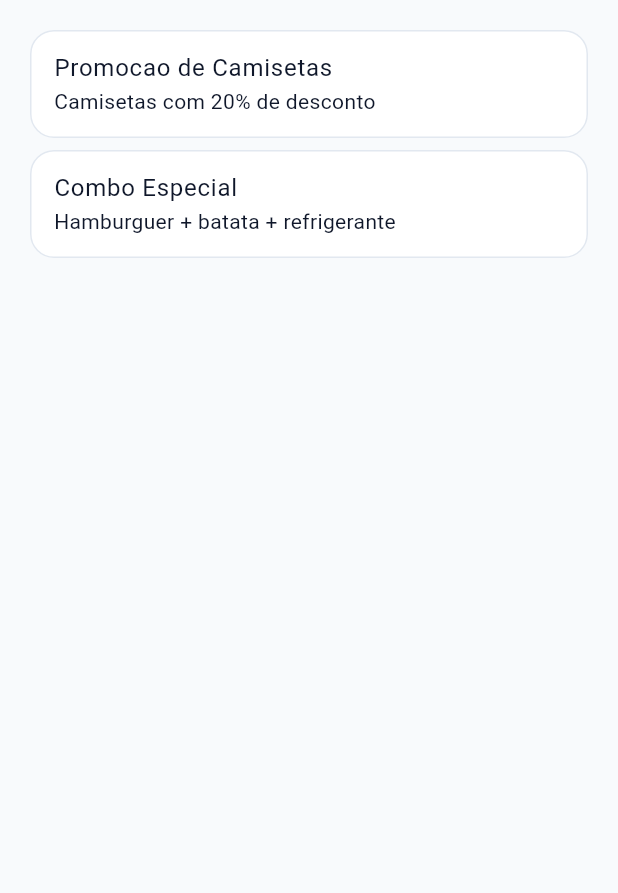
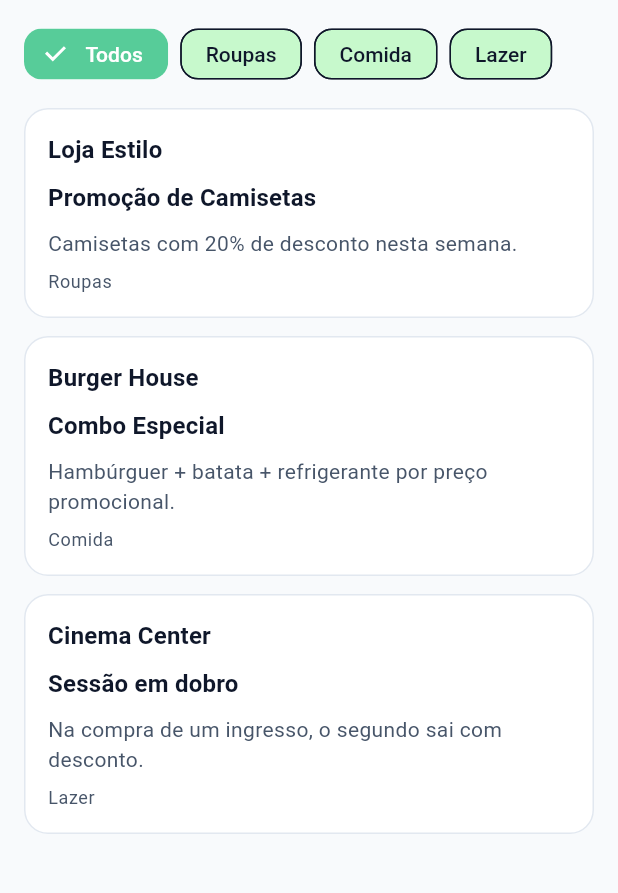
Before and after one commit to JSangaleti/LocalHub_Front-end, a Flutter app: the screen it shows after launch, after a tap on "Entrar", on a phone screen of 412 x 824 dp, the part 84-977 px from its top. Run offline on Flutter 3.47's test engine with Material 3 defaults, Android fonts, the phone set to English and light mode, and no system bars.

Commit message:
feat: implementa componentes reutilizaveis e filtro no feed

```diff
--- a/lib/mock/mock_data.dart
+++ b/lib/mock/mock_data.dart
@@ -1,3 +1,29 @@
-class MockData {
-  MockData._();
-}
+final mockPosts = [
+  {
+    'storeName': 'Loja Estilo',
+    'title': 'Promoção de Camisetas',
+    'description': 'Camisetas com 20% de desconto nesta semana.',
+    'category': 'Roupas',
+  },
+  {
+    'storeName': 'Burger House',
+    'title': 'Combo Especial',
+    'description': 'Hambúrguer + batata + refrigerante por preço promocional.',
+    'category': 'Comida',
+  },
+  {
+    'storeName': 'Cinema Center',
+    'title': 'Sessão em dobro',
+    'description': 'Na compra de um ingresso, o segundo sai com desconto.',
+    'category': 'Lazer',
+  },
+];
+
+final mockStore = {
+  'name': 'Loja Estilo',
+  'category': 'Roupas',
+  'description': 'Moda casual e acessórios para o dia a dia.',
+  'address': 'Centro, Campo Mourão - PR',
+  'openingHours': '08:00 às 18:00',
+  'contact': '(44) 99999-9999',
+};
--- a/lib/screens/auth/login_screen.dart
+++ b/lib/screens/auth/login_screen.dart
@@ -1,56 +1,38 @@
 import 'package:flutter/material.dart';
+import '../../core/constants/app_routes.dart';
+import '../../widgets/custom_button.dart';
+import '../../widgets/custom_text_field.dart';
 
-import '../../core/constants/app_routes.dart';
-
-class LoginScreen extends StatefulWidget {
+class LoginScreen extends StatelessWidget {
   const LoginScreen({super.key});
 
   @override
-  State<LoginScreen> createState() => _LoginScreenState();
-}
+  Widget build(BuildContext context) {
+    final emailController = TextEditingController();
+    final passwordController = TextEditingController();
 
-class _LoginScreenState extends State<LoginScreen> {
-  late final TextEditingController _emailController;
-  late final TextEditingController _passwordController;
-
-  @override
-  void initState() {
-    super.initState();
-    _emailController = TextEditingController();
-    _passwordController = TextEditingController();
-  }
-
-  @override
-  void dispose() {
-    _emailController.dispose();
-    _passwordController.dispose();
-    super.dispose();
-  }
-
-  @override
-  Widget build(BuildContext context) {
     return Scaffold(
       appBar: AppBar(title: const Text('Login')),
       body: Padding(
         padding: const EdgeInsets.all(16),
         child: Column(
           children: [
-            TextField(
-              controller: _emailController,
-              decoration: const InputDecoration(labelText: 'E-mail'),
+            CustomTextField(
+              label: 'E-mail',
+              controller: emailController,
             ),
             const SizedBox(height: 16),
-            TextField(
-              controller: _passwordController,
+            CustomTextField(
+              label: 'Senha',
+              controller: passwordController,
               obscureText: true,
-              decoration: const InputDecoration(labelText: 'Senha'),
             ),
             const SizedBox(height: 24),
-            ElevatedButton(
+            CustomButton(
+              text: 'Entrar',
               onPressed: () {
                 Navigator.pushReplacementNamed(context, AppRoutes.home);
               },
-              child: const Text('Entrar'),
             ),
             TextButton(
               onPressed: () {
--- a/lib/screens/home/home_screen.dart
+++ b/lib/screens/home/home_screen.dart
@@ -1,22 +1,27 @@
 import 'package:flutter/material.dart';
+import '../../core/constants/app_routes.dart';
+import '../../mock/mock_data.dart';
+import '../../widgets/post_card.dart';
 
-import '../../core/constants/app_routes.dart';
-
-class HomeScreen extends StatelessWidget {
+class HomeScreen extends StatefulWidget {
   const HomeScreen({super.key});
 
   @override
+  State<HomeScreen> createState() => _HomeScreenState();
+}
+
+class _HomeScreenState extends State<HomeScreen> {
+  String selectedCategory = 'Todos';
+
+  final List<String> categories = ['Todos', 'Roupas', 'Comida', 'Lazer'];
+
+  @override
   Widget build(BuildContext context) {
-    final posts = [
-      {
-        'title': 'Promocao de Camisetas',
-        'description': 'Camisetas com 20% de desconto',
-      },
-      {
-        'title': 'Combo Especial',
-        'description': 'Hamburguer + batata + refrigerante',
-      },
-    ];
+    final filteredPosts = selectedCategory == 'Todos'
+        ? mockPosts
+        : mockPosts
+            .where((post) => post['category'] == selectedCategory)
+            .toList();
 
     return Scaffold(
       appBar: AppBar(
@@ -30,17 +35,49 @@ class HomeScreen extends StatelessWidget {
           ),
         ],
       ),
-      body: ListView.builder(
+      body: Padding(
         padding: const EdgeInsets.all(16),
-        itemCount: posts.length,
-        itemBuilder: (context, index) {
-          return Card(
-            child: ListTile(
-              title: Text(posts[index]['title']!),
-              subtitle: Text(posts[index]['description']!),
+        child: Column(
+          children: [
+            SizedBox(
+              height: 40,
+              child: ListView.separated(
+                scrollDirection: Axis.horizontal,
+                itemCount: categories.length,
+                separatorBuilder: (_, __) => const SizedBox(width: 8),
+                itemBuilder: (context, index) {
+                  final category = categories[index];
+                  final isSelected = category == selectedCategory;
+
+                  return ChoiceChip(
+                    label: Text(category),
+                    selected: isSelected,
+                    onSelected: (_) {
+                      setState(() {
+                        selectedCategory = category;
+                      });
+                    },
+                  );
+                },
+              ),
             ),
-          );
-        },
+            const SizedBox(height: 16),
+            Expanded(
+              child: ListView.builder(
+                itemCount: filteredPosts.length,
+                itemBuilder: (context, index) {
+                  final post = filteredPosts[index];
+                  return PostCard(
+                    storeName: post['storeName']!,
+                    title: post['title']!,
+                    description: post['description']!,
+                    category: post['category']!,
+                  );
+                },
+              ),
+            ),
+          ],
+        ),
       ),
     );
   }
--- a/lib/services/auth_service.dart
+++ b/lib/services/auth_service.dart
@@ -1,3 +1,4 @@
 class AuthService {
-  const AuthService();
+  Future<void> login(String email, String password) async {}
+  Future<void> register(Map<String, dynamic> data) async {}
 }
--- a/lib/services/post_service.dart
+++ b/lib/services/post_service.dart
@@ -1,3 +1,5 @@
 class PostService {
-  const PostService();
+  Future<List<Map<String, dynamic>>> getPosts() async {
+    return [];
+  }
 }
--- a/lib/services/store_service.dart
+++ b/lib/services/store_service.dart
@@ -1,3 +1,5 @@
 class StoreService {
-  const StoreService();
+  Future<Map<String, dynamic>> getStoreById(int id) async {
+    return {};
+  }
 }
--- a/lib/widgets/custom_button.dart
+++ b/lib/widgets/custom_button.dart
@@ -1,20 +1,28 @@
 import 'package:flutter/material.dart';
 
 class CustomButton extends StatelessWidget {
-  final String label;
-  final VoidCallback? onPressed;
+  final String text;
+  final VoidCallback onPressed;
+  final bool isLoading;
 
   const CustomButton({
     super.key,
-    required this.label,
-    this.onPressed,
+    required this.text,
+    required this.onPressed,
+    this.isLoading = false,
   });
 
   @override
   Widget build(BuildContext context) {
-    return ElevatedButton(
-      onPressed: onPressed,
-      child: Text(label),
+    return SizedBox(
+      width: double.infinity,
+      height: 48,
+      child: ElevatedButton(
+        onPressed: isLoading ? null : onPressed,
+        child: isLoading
+            ? const CircularProgressIndicator()
+            : Text(text),
+      ),
     );
   }
 }
--- a/lib/widgets/custom_text_field.dart
+++ b/lib/widgets/custom_text_field.dart
@@ -1,20 +1,25 @@
 import 'package:flutter/material.dart';
 
 class CustomTextField extends StatelessWidget {
+  final String label;
   final TextEditingController controller;
-  final String hintText;
+  final bool obscureText;
 
   const CustomTextField({
     super.key,
+    required this.label,
     required this.controller,
-    required this.hintText,
+    this.obscureText = false,
   });
 
   @override
   Widget build(BuildContext context) {
     return TextField(
       controller: controller,
-      decoration: InputDecoration(hintText: hintText),
+      obscureText: obscureText,
+      decoration: InputDecoration(
+        labelText: label,
+      ),
     );
   }
 }
--- a/lib/widgets/post_card.dart
+++ b/lib/widgets/post_card.dart
@@ -1,21 +1,46 @@
 import 'package:flutter/material.dart';
 
 class PostCard extends StatelessWidget {
+  final String storeName;
   final String title;
   final String description;
+  final String category;
 
   const PostCard({
     super.key,
+    required this.storeName,
     required this.title,
     required this.description,
+    required this.category,
   });
 
   @override
   Widget build(BuildContext context) {
     return Card(
-      child: ListTile(
-        title: Text(title),
-        subtitle: Text(description),
+      margin: const EdgeInsets.only(bottom: 12),
+      child: Padding(
+        padding: const EdgeInsets.all(16),
+        child: Column(
+          crossAxisAlignment: CrossAxisAlignment.start,
+          children: [
+            Text(
+              storeName,
+              style: Theme.of(context).textTheme.titleMedium,
+            ),
+            const SizedBox(height: 8),
+            Text(
+              title,
+              style: Theme.of(context).textTheme.titleMedium,
+            ),
+            const SizedBox(height: 8),
+            Text(description),
+            const SizedBox(height: 8),
+            Text(
+              category,
+              style: Theme.of(context).textTheme.bodySmall,
+            ),
+          ],
+        ),
       ),
     );
   }
```
Also changed, not shown: lib/screens/store/store_profile_screen.dart (+32 -3 lines), lib/widgets/store_card.dart (+7 -1 lines), 1 other file.
